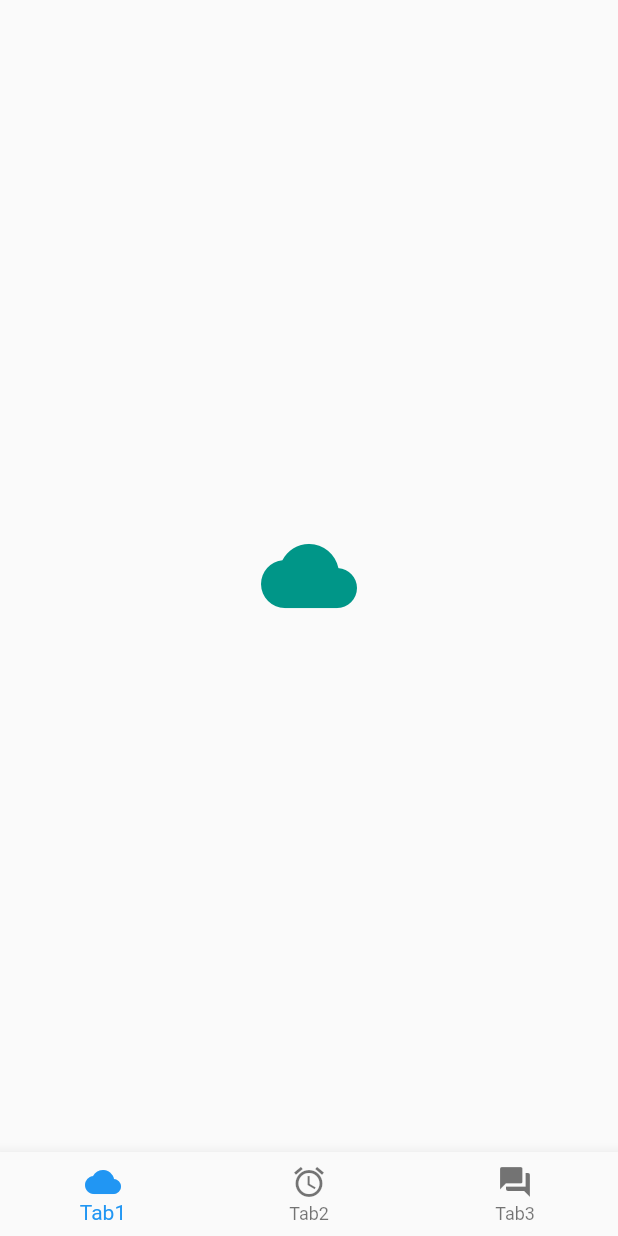
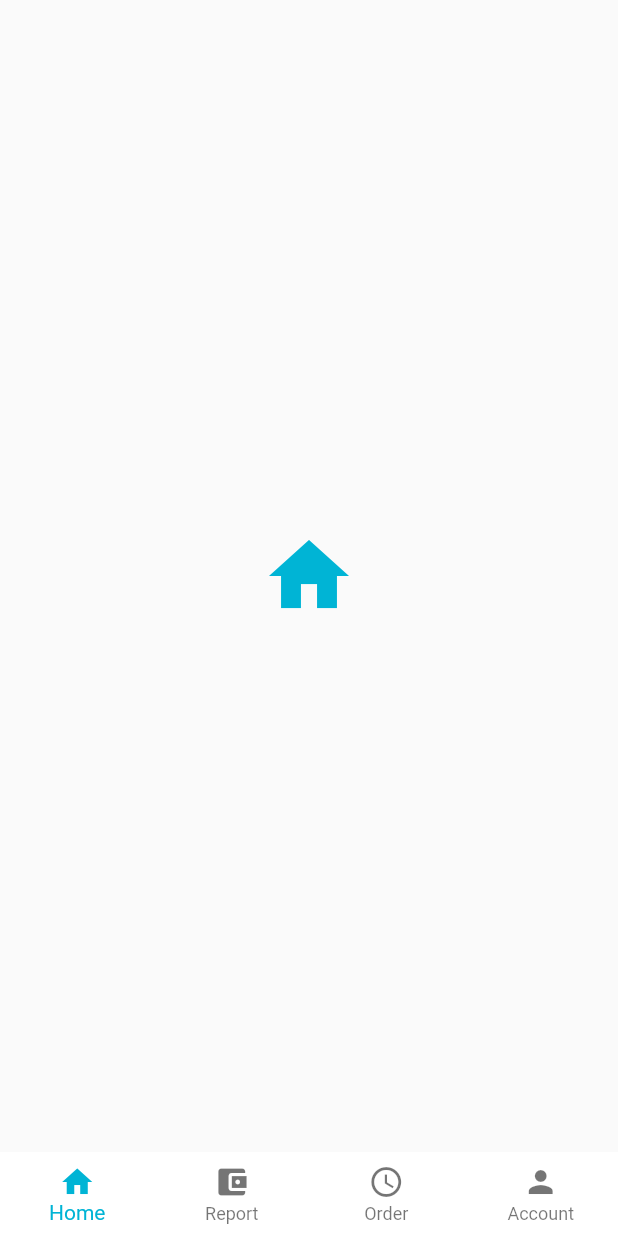
Before and after one commit to OeungChheanghok123/LoyEat, a Flutter app: the screen it shows after launch, on a phone screen of 412 x 824 dp. Run offline on Flutter 3.47's test engine with Material 2 defaults, Android fonts, the phone set to English and light mode, and no system bars; our stand-ins replace flutter_svg.

Commit message:
LoyEat Driver Delivery App

```diff
--- /dev/null
+++ b/lib/page/home_page.dart
@@ -0,0 +1,20 @@
+import 'package:flutter/material.dart';
+import 'package:loy_eat/controller/color.dart';
+
+class HomePage extends StatelessWidget {
+  const HomePage({Key? key}) : super(key: key);
+
+  @override
+  Widget build(BuildContext context) {
+    return const Scaffold(
+      body: SafeArea(
+        child: Center(
+          child: Icon(Icons.home,
+            size: 64,
+            color: rabbit,
+          )
+        ),
+      ),
+    );
+  }
+}
--- a/lib/page/instruction_page.dart
+++ b/lib/page/instruction_page.dart
@@ -1,4 +1,9 @@
 import 'package:flutter/material.dart';
+import 'package:loy_eat/controller/color.dart';
+import 'package:loy_eat/page/account_page.dart';
+import 'package:loy_eat/page/home_page.dart';
+import 'package:loy_eat/page/order_page.dart';
+import 'package:loy_eat/page/report_page.dart';
 
 class InstructionPage extends StatefulWidget {
   const InstructionPage({Key? key}) : super(key: key);
@@ -11,32 +16,41 @@ class _InstructionPageState extends State<InstructionPage> {
 
   int _currentTabIndex = 0;
 
+  final _listTabPages = <Widget>[
+    const HomePage(),
+    const ReportPage(),
+    const OrderPage(),
+    const AccountPage(),
+  ];
+
+  final _pageBottonNavBarItems = <BottomNavigationBarItem>[
+    const BottomNavigationBarItem(icon: Icon(Icons.home), label: 'Home'),
+    const BottomNavigationBarItem(icon: Icon(Icons.account_balance_wallet), label: 'Report'),
+    const BottomNavigationBarItem(icon: Icon(Icons.access_time), label: 'Order'),
+    const BottomNavigationBarItem(icon: Icon(Icons.person), label: 'Account'),
+  ];
+
+
   @override
   Widget build(BuildContext context) {
-    final _kTabPages = <Widget>[
-      const Center(child: Icon(Icons.cloud, size: 64.0, color: Colors.teal)),
-      const Center(child: Icon(Icons.alarm, size: 64.0, color: Colors.cyan)),
-      const Center(child: Icon(Icons.forum, size: 64.0, color: Colors.blue)),
-    ];
-    final _kBottonNavBarItems = <BottomNavigationBarItem>[
-      const BottomNavigationBarItem(icon: Icon(Icons.cloud), label: 'Tab1'),
-      const BottomNavigationBarItem(icon: Icon(Icons.alarm), label: 'Tab2'),
-      const BottomNavigationBarItem(icon: Icon(Icons.forum), label: 'Tab3'),
-    ];
-    assert(_kTabPages.length == _kBottonNavBarItems.length);
-    final bottomNavBar = BottomNavigationBar(
-      items: _kBottonNavBarItems,
+
+    assert(_listTabPages.length == _pageBottonNavBarItems.length);
+
+    return Scaffold(
+      body: _listTabPages[_currentTabIndex],
+      bottomNavigationBar: BottomNavigationBar(
+        items: _pageBottonNavBarItems,
         currentIndex: _currentTabIndex,
         type: BottomNavigationBarType.fixed,
+        fixedColor: rabbit,
+        backgroundColor: white,
+        elevation: 0,
         onTap: (int index) {
           setState(() {
             _currentTabIndex = index;
           });
         },
-    );
-    return Scaffold(
-      body: _kTabPages[_currentTabIndex],
-      bottomNavigationBar: bottomNavBar,
+      ),
     );
   }
 }
--- a/lib/page/start.dart
+++ b/lib/page/start_up_page.dart
@@ -1,7 +1,7 @@
 import 'package:flutter/material.dart';
 import 'package:loy_eat/controller/color.dart';
 import 'package:flutter_svg/flutter_svg.dart';
-import 'package:loy_eat/page/login.dart';
+import 'package:loy_eat/page/login_page.dart';
 
 class InstructionPage extends StatelessWidget {
   const InstructionPage({Key? key}) : super(key: key);
```
Also changed, not shown: lib/controller/color.dart (+11 -11 lines), lib/page/account_page.dart (added, +20 -0 lines), lib/page/order_page.dart (added, +20 -0 lines), lib/page/report_page.dart (added, +20 -0 lines), lib/page/login_page.dart (renamed from lib/page/login.dart). Lines whose indentation alone changed are shown as unchanged.
